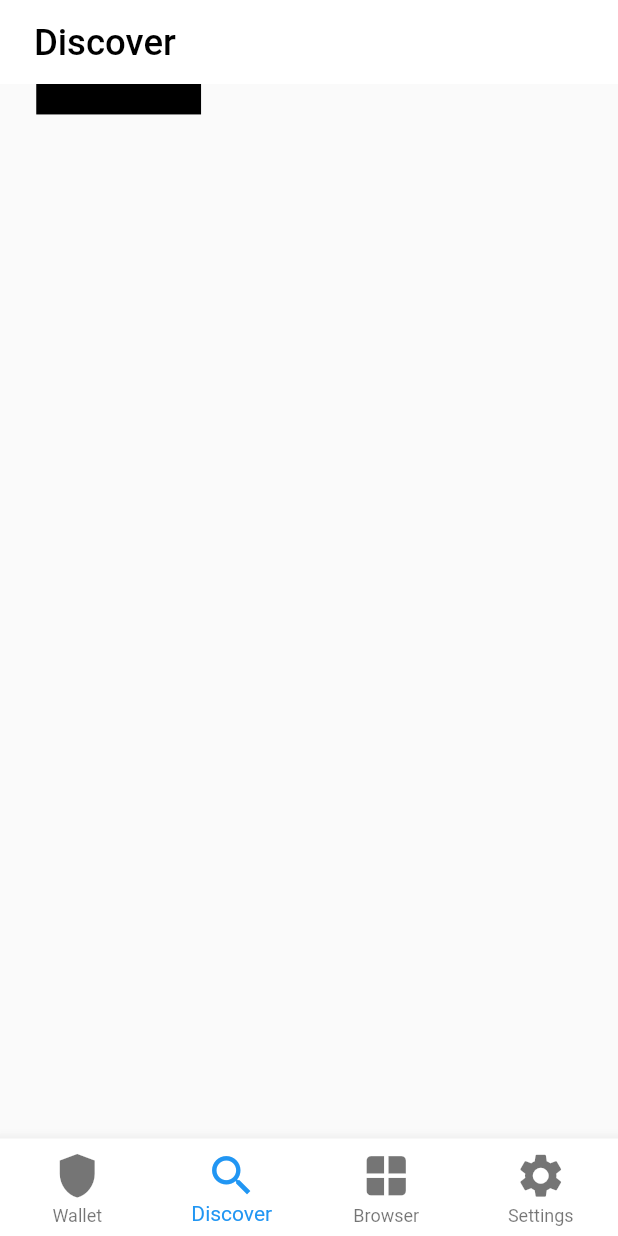
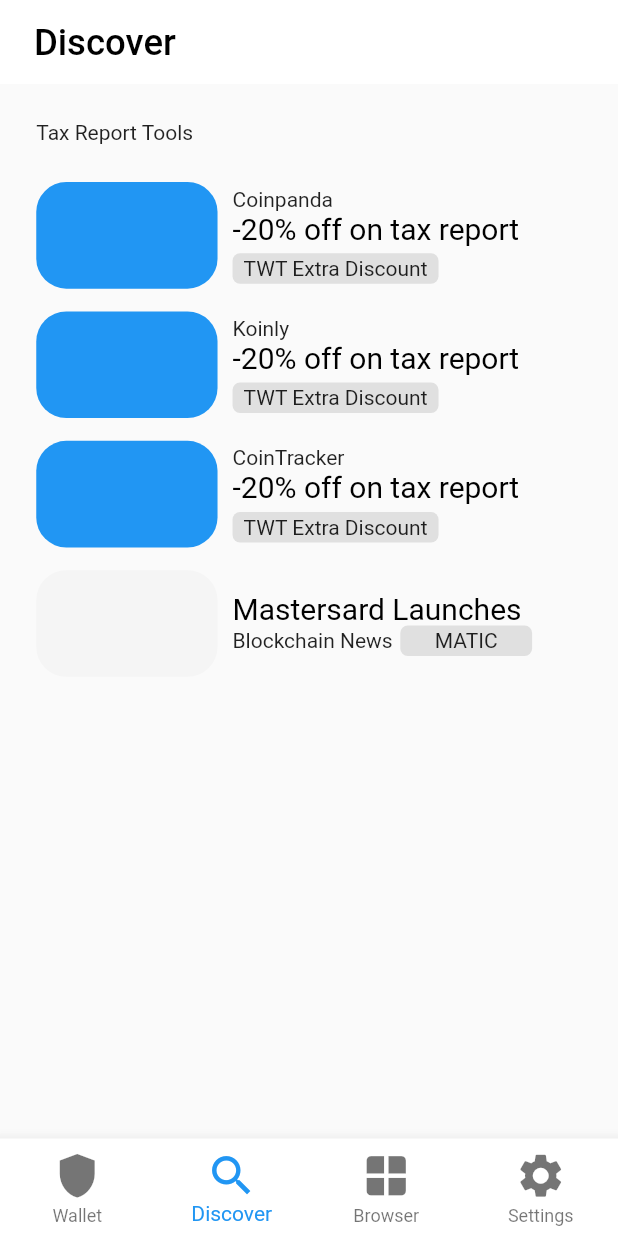
Before and after one commit to aardni/flutter_learn, a Flutter app: the screen it shows after launch, item 2 of the bottom bar chosen, on a phone screen of 412 x 824 dp. Run offline on Flutter 3.47's test engine with Material 2 defaults, Android fonts, the phone set to English and light mode, and no system bars.

Commit message:
✨feature: menambahkan page discover

```diff
--- a/lib/features/discover/discover.dart
+++ b/lib/features/discover/discover.dart
@@ -1,4 +1,6 @@
 import 'package:flutter/material.dart';
+import 'package:flutter_learn/features/discover/sections/tax_report_tools.dart';
+import 'package:flutter_learn/features/discover/sections/trending_news.dart';
 import 'package:flutter_learn/features/size_config.dart';
 
 class Discover extends StatelessWidget {
@@ -24,15 +26,48 @@ class Discover extends StatelessWidget {
           centerTitle: false,
           elevation: 0,
         ),
-      body: Padding(
-        padding: EdgeInsets.fromLTRB(getProportionateScreenWidth(22), 0,
-            getProportionateScreenWidth(22), 0),
-        child: Container(
-          height: getProportionateScreenHeight(20),
-          width: getProportionateScreenWidth(100),
-          color: Colors.black,
+        body: Column(
+          children: [
+            Padding(
+              padding: EdgeInsets.all(getProportionateScreenWidth(22)),
+              child: Column(
+                crossAxisAlignment: CrossAxisAlignment.start,
+                children: [
+                  const Text("Tax Report Tools"),
+                  Container(
+                    height: getProportionateScreenHeight(270),
+                    margin: const EdgeInsets.only(top: 10),
+                    child: Column(
+                      mainAxisAlignment: MainAxisAlignment.spaceEvenly,
+                      children: [
+                        TaxReportTools(
+                            title: "Coinpanda",
+                            description: "-20% off on tax report",
+                            type: "TWT Extra Discount"),
+                        TaxReportTools(
+                            title: "Koinly",
+                            description: "-20% off on tax report",
+                            type: "TWT Extra Discount"),
+                        TaxReportTools(
+                            title: "CoinTracker",
+                            description: "-20% off on tax report",
+                            type: "TWT Extra Discount"),
+                      ],
                     ),
                   ),
-    );
+                  Container(
+                    margin: const EdgeInsets.only(right: 8),
+                    child: Column(children: [
+                      TrendingNews(
+                          channel: "Blockchain News",
+                          title: "Mastersard Launches ",
+                          type: "MATIC")
+                    ]),
+                  )
+                ],
+              ),
+            )
+          ],
+        ));
   }
 }
--- /dev/null
+++ b/lib/features/discover/sections/tax_report_tools.dart
@@ -0,0 +1,52 @@
+import 'package:flutter/material.dart';
+import 'package:flutter_learn/features/size_config.dart';
+
+class TaxReportTools extends StatelessWidget {
+  TaxReportTools({
+    required this.title,
+    required this.description,
+    required this.type,
+    super.key,
+  });
+
+  String title;
+  String description;
+  String type;
+
+  @override
+  Widget build(BuildContext context) {
+    return Row(
+      children: [
+        Container(
+          margin: const EdgeInsets.only(right: 10),
+          height: getProportionateScreenHeight(70),
+          width: getProportionateScreenWidth(110),
+          decoration: BoxDecoration(
+            borderRadius: BorderRadius.circular(20),
+            color: Colors.blue,
+          ),
+        ),
+        Column(
+          crossAxisAlignment: CrossAxisAlignment.start,
+          children: [
+            Text(title),
+            Text(
+              description,
+              style: const TextStyle(fontSize: 20, color: Colors.black),
+            ),
+            Container(
+              margin: EdgeInsets.only(top: getProportionateScreenHeight(5)),
+              alignment: Alignment.center,
+              height: getProportionateScreenHeight(20),
+              width: getProportionateScreenWidth(125),
+              decoration: BoxDecoration(
+                  borderRadius: BorderRadius.circular(5),
+                  color: Colors.grey[300]),
+              child: Text(type),
+            )
+          ],
+        )
+      ],
+    );
+  }
+}
--- /dev/null
+++ b/lib/features/discover/sections/trending_news.dart
@@ -0,0 +1,60 @@
+import 'package:flutter/material.dart';
+import 'package:flutter_learn/features/size_config.dart';
+
+class TrendingNews extends StatelessWidget {
+  TrendingNews(
+      {required this.channel,
+      required this.title,
+      required this.type,
+      super.key});
+
+  String title;
+  String channel;
+  String type;
+
+  @override
+  Widget build(BuildContext context) {
+    return Row(
+      children: [
+        Container(
+          margin: const EdgeInsets.only(right: 10),
+          height: getProportionateScreenHeight(70),
+          width: getProportionateScreenWidth(110),
+          decoration: BoxDecoration(
+            borderRadius: BorderRadius.circular(20),
+            color: Colors.grey[100],
+          ),
+        ),
+        Column(
+          mainAxisAlignment: MainAxisAlignment.start,
+          crossAxisAlignment: CrossAxisAlignment.start,
+          children: [
+            Text(
+              title,
+              style: const TextStyle(fontSize: 20, color: Colors.black),
+              maxLines: null,
+            ),
+            Row(
+              children: [
+                Text(
+                  channel,
+                ),
+                Container(
+                  margin:
+                      EdgeInsets.only(left: getProportionateScreenHeight(5)),
+                  alignment: Alignment.center,
+                  height: getProportionateScreenHeight(20),
+                  width: getProportionateScreenWidth(80),
+                  decoration: BoxDecoration(
+                      borderRadius: BorderRadius.circular(5),
+                      color: Colors.grey[300]),
+                  child: Text(type),
+                )
+              ],
+            ),
+          ],
+        )
+      ],
+    );
+  }
+}
```
Also changed, not shown: pubspec.yaml (+5 -9 lines), pubspec.lock, 7 other files. Lines whose indentation alone changed are shown as unchanged.
